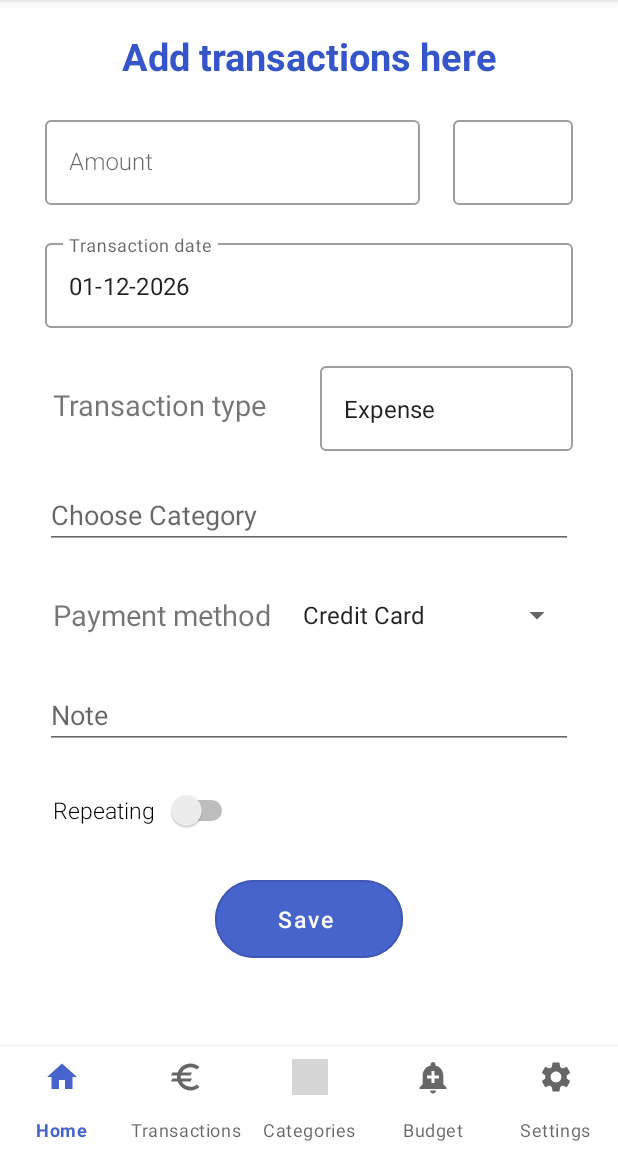
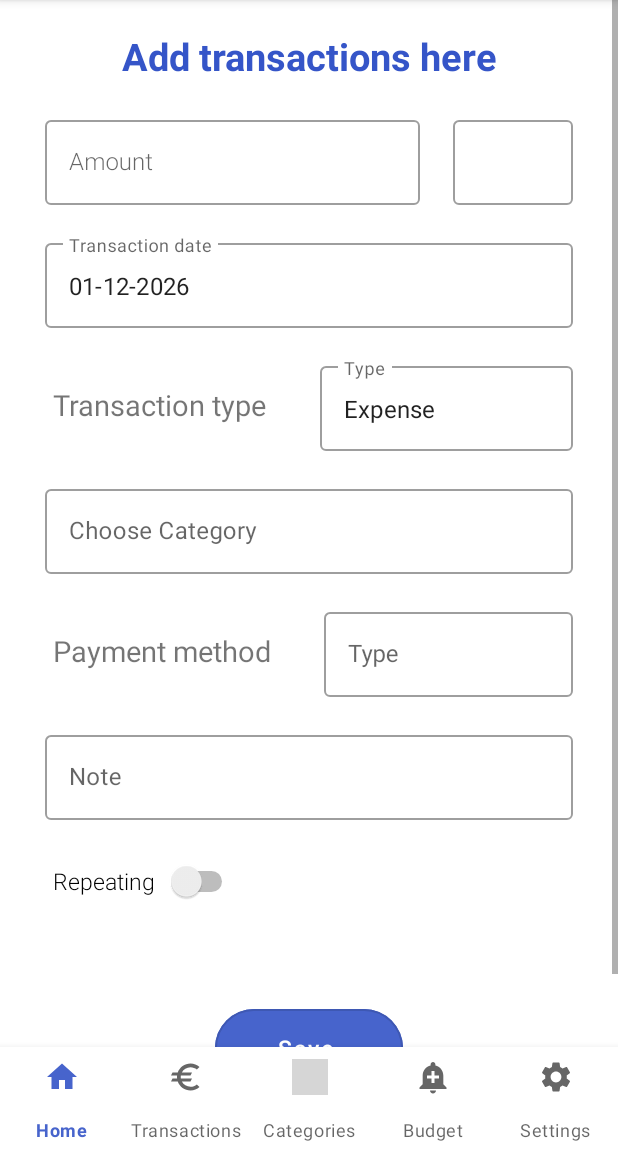
Before and after one commit to amruthanc13/ISEE-DroidBits, an Android app: the fragment AddTransactionFragment placed in its activity, on a phone screen of 412 x 824 dp, the part 84-1236 px from its top. Run offline under Robolectric (Android 15) with nearby library versions, the light colour scheme and no system bars; our stand-ins replace Room's generated code, Volley; libraries missing offline, so code that uses them is left out: com.github.mikephil.charting; 19 statements that could not run were skipped; grey boxes are pictures that could not be loaded.

Commit message:
changed transaction layout

```diff
--- a/app/src/main/java/com/droidbits/moneycontrol/ui/budget/BudgetAdd.java
+++ b/app/src/main/java/com/droidbits/moneycontrol/ui/budget/BudgetAdd.java
@@ -26,11 +26,13 @@ import com.google.android.material.dialog.MaterialAlertDialogBuilder;
 import com.google.android.material.textfield.TextInputEditText;
 import com.google.android.material.textfield.TextInputLayout;
 
+import java.util.Arrays;
 import java.util.List;
 
 public class BudgetAdd extends Fragment {
     private TextInputEditText inputEditBudgetAmount;
     private TextInputLayout inputLayoutAmount;
+    private TextInputLayout inputLayoutCategory;
     private BudgetViewModel budgetViewModel;
     private EditText categorySpinner;
     private Button buttonSave;
@@ -57,7 +59,10 @@ public class BudgetAdd extends Fragment {
         inputEditBudgetAmount = view.findViewById(R.id.budgetAmount);
         inputLayoutAmount = view.findViewById(R.id.tileAmount);
 
+        //category
         categorySpinner = view.findViewById(R.id.budgetCategory);
+        inputLayoutCategory = view.findViewById(R.id.tilCategory);
+
         buttonSave = view.findViewById(R.id.saveBudget);
 
         //Set spinner
@@ -104,7 +109,7 @@ public class BudgetAdd extends Fragment {
     }
 
     private void submitForm() {
-        if (!checkBudgetAmount()) {
+        if (!checkBudgetAmount() || !checkTransactionCategory()) {
             return;
         }
 
@@ -146,4 +151,14 @@ public class BudgetAdd extends Fragment {
         }
         return true;
     }
+
+    private boolean checkTransactionCategory() {
+        String[] dropdownItems = categoriesViewModel.getCategoriesName();
+        if (!Arrays.asList(dropdownItems).contains(categorySpinner.getText().toString().trim())) {
+            inputLayoutCategory.setError("Category is not valid");
+            requestFocus(categorySpinner);
+            return false;
+        }
+        return true;
+    }
 }
--- a/app/src/main/java/com/droidbits/moneycontrol/ui/transactions/AddTransactionFragment.java
+++ b/app/src/main/java/com/droidbits/moneycontrol/ui/transactions/AddTransactionFragment.java
@@ -19,6 +19,7 @@ import android.widget.Button;
 import android.widget.CompoundButton;
 import android.widget.DatePicker;
 import android.widget.EditText;
+import android.widget.LinearLayout;
 import android.widget.Spinner;
 
 import androidx.annotation.NonNull;
@@ -73,6 +74,7 @@ import java.util.Locale;
 
 public class AddTransactionFragment extends Fragment {
     private static final String CURRENCY_DEFAULT_NAME = "Currency";
+    private LinearLayout linearLayoutRecurruing;
     private TextInputEditText tiedtTransactionAmount;
     private TextInputLayout tilTransactionAmount;
     private EditText tiedtTransactionNote;
@@ -89,8 +91,8 @@ public class AddTransactionFragment extends Fragment {
     private String categoryIconImage;
     private View currentView;
     private Button btnSave;
-    private Spinner paymentSpinner;
     private TextInputEditText transactionTypeSpinner;
+    private TextInputEditText paymentSpinner;
     private Transactions lastAddedTransaction;
     private EditText budgetDialog;
     private RequestQueue requestQueue;
@@ -111,16 +113,14 @@ public class AddTransactionFragment extends Fragment {
     public View onCreateView(LayoutInflater inflater, @Nullable ViewGroup container, @Nullable Bundle savedInstanceState) {
         super.onCreate(savedInstanceState);
         View v = inflater.inflate(R.layout.fragment_add_transactions, container, false);
-        transactionTypeSpinner = v.findViewById((R.id.spinnerTransactionType));
 
         //Transaction type on change
         setTransactionTypeSpinner(v);
 
+        //payment type on change
+        setTransactionMethodSpinner(v);
+
         isRepeatingSwitch = v.findViewById(R.id.repeatingSwitch);
-        paymentSpinner = v.findViewById((R.id.spinnerPaymentMethod));
-        ArrayAdapter myadapter2 = new ArrayAdapter<String>(getActivity(), android.R.layout.simple_list_item_1, getResources().getStringArray(R.array.payment_method));
-        myadapter2.setDropDownViewResource(android.R.layout.simple_spinner_dropdown_item);
-        paymentSpinner.setAdapter(myadapter2);
 
         requestQueue = Volley.newRequestQueue(getContext());
         currencySpinner = v.findViewById(R.id.default_currency_spinner);
@@ -191,6 +191,39 @@ public class AddTransactionFragment extends Fragment {
         transactionTypeSpinner.setInputType(0);
     }
 
+    private void setTransactionMethodSpinner(final View view) {
+
+        paymentSpinner = view.findViewById((R.id.spinnerPaymentMethod));
+        String[] dropdownItems = new String[]{"Credit Card", "Debit Card", "Cash", "Paypal", "Other"};
+
+        MaterialAlertDialogBuilder dialogBuilder = new MaterialAlertDialogBuilder(getContext())
+                .setTitle("Select the payment method")
+                .setItems(dropdownItems, new DialogInterface.OnClickListener() {
+                    @Override
+                    public void onClick(final DialogInterface dialog, final int which) {
+                        paymentSpinner.setText(dropdownItems[which]);
+
+                    }
+                });
+
+        paymentSpinner.setOnFocusChangeListener(new View.OnFocusChangeListener() {
+            @Override
+            public void onFocusChange(final View v, final boolean hasFocus) {
+                if (hasFocus) {
+                    dialogBuilder.show();
+                }
+            }
+        });
+
+        paymentSpinner.setOnClickListener(new View.OnClickListener() {
+            @Override
+            public void onClick(final View v) {
+                dialogBuilder.show();
+            }
+        });
+        paymentSpinner.setInputType(0);
+    }
+
     /**
      * Initializes view elements.
      * @param view view
@@ -208,15 +241,16 @@ public class AddTransactionFragment extends Fragment {
         transactionViewModel = new ViewModelProvider(this).get(TransactionsViewModel.class);
 
         repeatingIntervalSpinner = view.findViewById(R.id.repeatingInterval);
+        linearLayoutRecurruing = view.findViewById(R.id.recurringLayout);
         repeatingIntervalSpinner(view);
 
         isRepeatingSwitch.setOnCheckedChangeListener(new CompoundButton.OnCheckedChangeListener() {
             @Override
             public void onCheckedChanged(CompoundButton compoundButton, boolean flag) {
                 if (flag) {
-                    repeatingIntervalSpinner.setVisibility(view.VISIBLE);
+                    linearLayoutRecurruing.setVisibility(view.VISIBLE);
                 } else {
-                    repeatingIntervalSpinner.setVisibility(view.GONE);
+                    linearLayoutRecurruing.setVisibility(view.GONE);
                 }
             }
         });
@@ -441,7 +475,7 @@ public class AddTransactionFragment extends Fragment {
      */
     @SuppressWarnings({"checkstyle", "magicnumber"})
     private void submitForm() {
-        paymentMethod = paymentSpinner.getSelectedItem().toString();
+        paymentMethod = paymentSpinner.getText().toString();
         transactionType = transactionTypeSpinner.getText().toString();
         isRepeating = isRepeatingSwitch.isChecked();
 
--- a/app/src/main/res/layout/fragment_add_transactions.xml
+++ b/app/src/main/res/layout/fragment_add_transactions.xml
@@ -124,23 +124,30 @@
                     android:id="@+id/spinnerTransactionType"
                     android:minHeight="50dp"
                     android:layout_width="match_parent"
-                    android:layout_height="wrap_content" />
+                    android:layout_height="wrap_content"
+                    android:hint="Type"/>
 
             </com.google.android.material.textfield.TextInputLayout>
 
         </LinearLayout>
-        <EditText
-            android:id="@+id/transactionCategory"
+
+        <com.google.android.material.textfield.TextInputLayout
+            android:id="@+id/tilCategory"
             android:layout_width="match_parent"
             android:layout_height="wrap_content"
+            android:layout_marginTop="20dp"
             android:layout_marginStart="10dp"
             android:layout_marginEnd="10dp"
             android:hint="Choose Category"
-            android:layout_marginTop="20dp"
-            android:inputType="text"
-            />
+            style="@style/Widget.MaterialComponents.TextInputLayout.OutlinedBox">
 
+            <com.google.android.material.textfield.TextInputEditText
+                android:id="@+id/transactionCategory"
+                android:layout_width="match_parent"
+                android:layout_height="wrap_content"
+                android:minHeight="50dp" />
 
+        </com.google.android.material.textfield.TextInputLayout>
 
         <LinearLayout
             android:layout_width="match_parent"
@@ -159,26 +166,46 @@
                 android:textSize="19dp"
                 android:textStyle="normal" />
 
-            <Spinner
-                android:id="@+id/spinnerPaymentMethod"
-                android:layout_width="match_parent"
+            <com.google.android.material.textfield.TextInputLayout
+                android:layout_width="80dp"
                 android:layout_height="match_parent"
-                android:gravity="center" />
+                android:layout_marginLeft="30dp"
+                android:layout_weight="1"
+                style="@style/Widget.MaterialComponents.TextInputLayout.OutlinedBox">
+
+                <com.google.android.material.textfield.TextInputEditText
+                    android:id="@+id/spinnerPaymentMethod"
+                    android:minHeight="50dp"
+                    android:layout_width="match_parent"
+                    android:layout_height="wrap_content"
+                    android:hint="Type"/>
+
+            </com.google.android.material.textfield.TextInputLayout>
+
         </LinearLayout>
-        <EditText
-            android:id="@+id/transactionNote"
+
+        <com.google.android.material.textfield.TextInputLayout
+            android:id="@+id/til_transactionNote"
             android:layout_width="match_parent"
             android:layout_height="wrap_content"
+            android:layout_marginTop="20dp"
             android:layout_marginStart="10dp"
             android:layout_marginEnd="10dp"
-            android:hint="Note"
-            android:layout_marginTop="20dp"
-            android:inputType="text"
-            />
+            style="@style/Widget.MaterialComponents.TextInputLayout.OutlinedBox">
+
+            <com.google.android.material.textfield.TextInputEditText
+                android:id="@+id/transactionNote"
+                android:layout_width="match_parent"
+                android:layout_height="wrap_content"
+                android:hint="Note">
+
+            </com.google.android.material.textfield.TextInputEditText>
+
+        </com.google.android.material.textfield.TextInputLayout>
 
         <LinearLayout
             android:layout_width="match_parent"
-            android:layout_height="wrap_content"
+            android:layout_height="80dp"
             android:layout_marginTop="20dp"
             android:layout_marginStart="10dp"
             android:layout_marginEnd="10dp"
@@ -201,16 +228,28 @@
                 android:textSize="15dp"
                 />
 
-            <EditText
-                android:id="@+id/repeatingInterval"
-                android:layout_width="218dp"
-                android:layout_height="wrap_content"
-                android:layout_marginStart="10dp"
-                android:layout_marginEnd="10dp"
-                android:hint="Choose Repeating Interval"
-                android:inputType="text"
-                android:textSize="15dp"
-                android:visibility="gone" />
+            <LinearLayout
+                android:id="@+id/recurringLayout"
+                android:layout_width="match_parent"
+                android:layout_height="match_parent"
+                android:visibility="gone">
+
+                <com.google.android.material.textfield.TextInputLayout
+                    android:layout_width="80dp"
+                    android:layout_height="match_parent"
+                    android:layout_marginLeft="30dp"
+                    android:layout_weight="1"
+                    style="@style/Widget.MaterialComponents.TextInputLayout.OutlinedBox">
+
+                    <com.google.android.material.textfield.TextInputEditText
+                        android:id="@+id/repeatingInterval"
+                        android:minHeight="50dp"
+                        android:layout_width="match_parent"
+                        android:layout_height="wrap_content"
+                        android:hint="Choose Repeating Interval"/>
+
+                </com.google.android.material.textfield.TextInputLayout>
+            </LinearLayout>
 
         </LinearLayout>
 
--- a/app/src/main/res/values/strings.xml
+++ b/app/src/main/res/values/strings.xml
@@ -6,13 +6,7 @@
         <item>Expense</item>
         <item>Income</item>
     </string-array>
-    <string-array name="payment_method">
-        <item>Credit Card</item>
-        <item>Debit Card</item>
-        <item>Cash</item>
-        <item>Paypal</item>
-        <item>Other</item>
-    </string-array>
+
     <string-array name="payment_filter">
         <item>Select All</item>
         <item>Credit Card</item>
```
